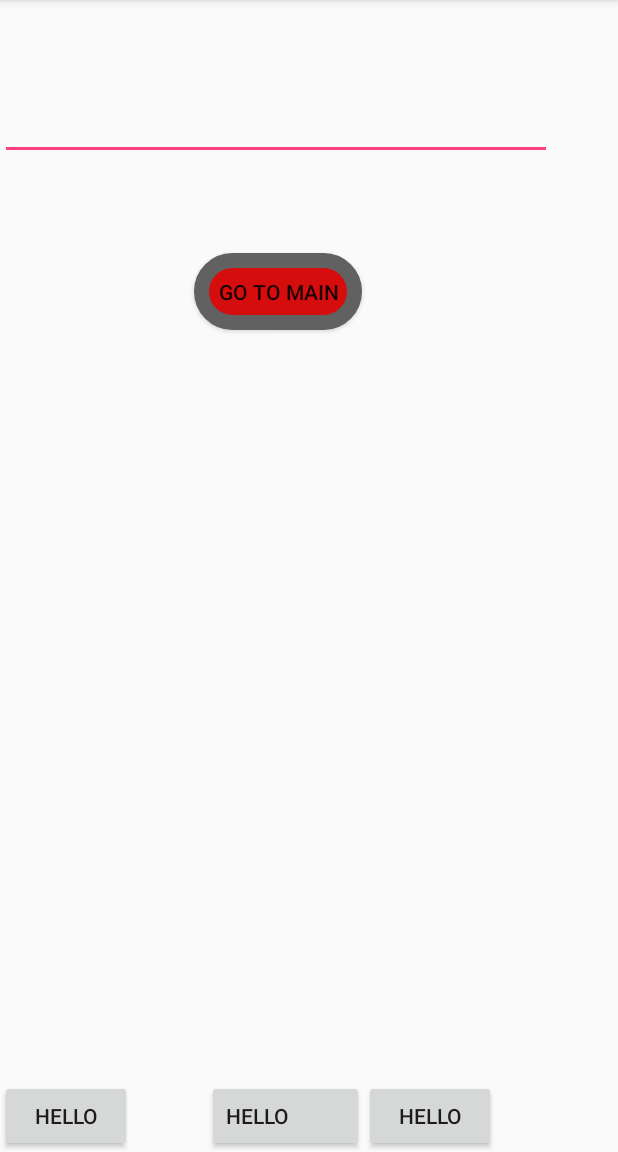
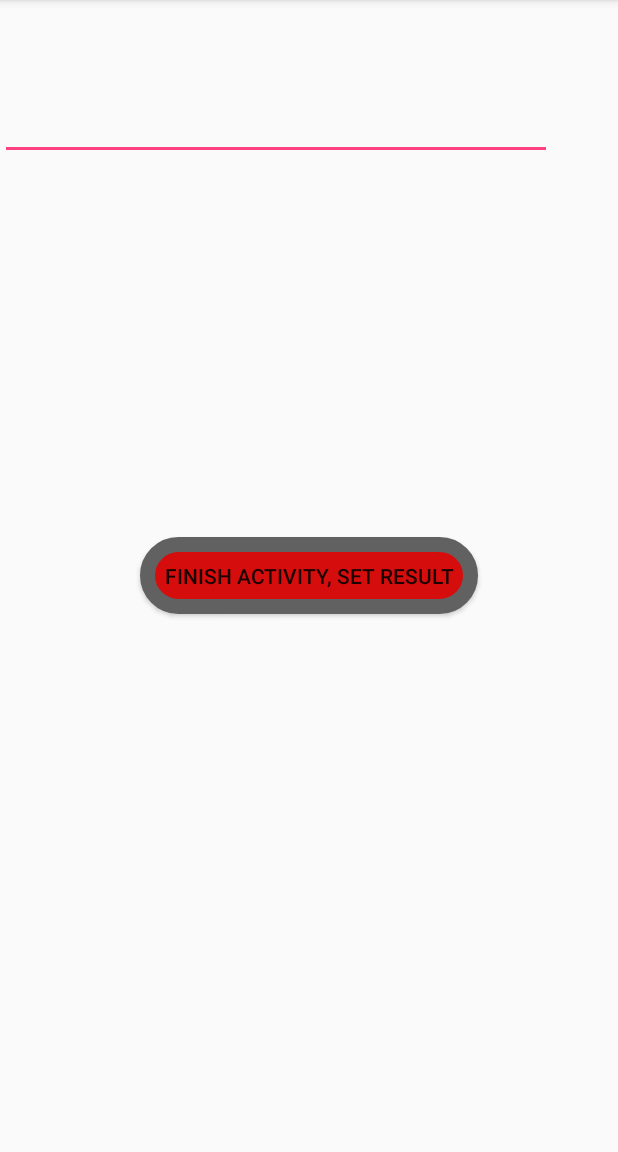
Before and after one commit to Art-999/IntentFoResultExample1, an Android app: the SecondActivity screen opened directly, with no data from a screen before it, on a phone screen of 412 x 824 dp, the part 84-1236 px from its top. Run offline under Robolectric (Android 15) with nearby library versions, the phone set to English and light mode, and no system bars.

Commit message:
some manual changes

```diff
--- a/app/build.gradle
+++ b/app/build.gradle
@@ -2,7 +2,7 @@ apply plugin: 'com.android.application'
 
 android {
     compileSdkVersion 26
-    buildToolsVersion "26.0.0"
+    buildToolsVersion '27.0.3'
     defaultConfig {
         applicationId "com.example.arturmusayelyan.intentforesultexample1"
         minSdkVersion 22
--- a/app/src/main/AndroidManifest.xml
+++ b/app/src/main/AndroidManifest.xml
@@ -9,14 +9,14 @@
         android:roundIcon="@mipmap/ic_launcher_round"
         android:supportsRtl="true"
         android:theme="@style/AppTheme">
-        <activity android:name=".MainActivity">
+        <activity android:name=".FirstActivity">
             <intent-filter>
                 <action android:name="android.intent.action.MAIN" />
 
                 <category android:name="android.intent.category.LAUNCHER" />
             </intent-filter>
         </activity>
-        <activity android:name=".B"></activity>
+        <activity android:name=".SecondActivity"></activity>
     </application>
 
 </manifest>
--- a/app/src/main/java/com/example/arturmusayelyan/intentforesultexample1/B.java
+++ b/app/src/main/java/com/example/arturmusayelyan/intentforesultexample1/SecondActivity.java
@@ -6,22 +6,22 @@ import android.os.Bundle;
 import android.view.View;
 import android.widget.EditText;
 
-public class B extends AppCompatActivity {
+public class SecondActivity extends AppCompatActivity {
     private EditText editText;
 
     @Override
     protected void onCreate(Bundle savedInstanceState) {
         super.onCreate(savedInstanceState);
-        setContentView(R.layout.activity_b);
+        setContentView(R.layout.activity_second);
         editText = (EditText) findViewById(R.id.editText);
     }
 
 
     public void onClick(View view) {
-        //Intent intent=new Intent(getApplicationContext(),MainActivity.class);
+        //Intent intent=new Intent(getApplicationContext(),FirstActivity.class);
         Intent intent = getIntent();
         String message = editText.getText().toString();
-        intent.putExtra("Kay", message);
+        intent.putExtra(FirstActivity.KAY_1, message);
         setResult(RESULT_OK, intent);
         finish();
     }
--- a/app/src/main/res/layout/activity_b.xml
+++ /dev/null
@@ -1,63 +0,0 @@
-<?xml version="1.0" encoding="utf-8"?>
-<RelativeLayout xmlns:android="http://schemas.android.com/apk/res/android"
-    xmlns:app="http://schemas.android.com/apk/res-auto"
-    xmlns:tools="http://schemas.android.com/tools"
-    android:layout_width="match_parent"
-    android:layout_height="match_parent"
-    tools:context="com.example.arturmusayelyan.intentforesultexample1.B">
-
-    <Button
-        android:id="@+id/buttonGoToMain"
-        android:layout_width="wrap_content"
-        android:layout_height="wrap_content"
-        android:layout_alignParentStart="true"
-        android:layout_below="@+id/editText"
-        android:layout_marginStart="129dp"
-        android:layout_marginTop="62dp"
-        android:background="@drawable/shape_circle"
-        android:onClick="onClick"
-        android:padding="16dp"
-        android:text="go to main"
-        tools:layout_editor_absoluteX="140dp"
-        tools:layout_editor_absoluteY="140dp" />
-
-    <EditText
-        android:id="@+id/editText"
-        android:layout_width="368dp"
-        android:layout_height="wrap_content"
-        android:layout_alignParentStart="true"
-        android:layout_alignParentTop="true"
-        android:layout_marginTop="61dp"
-        android:ems="10"
-        android:inputType="textPersonName"
-        tools:layout_editor_absoluteX="8dp"
-        tools:layout_editor_absoluteY="62dp" />
-
-
-    <LinearLayout
-        android:layout_width="match_parent"
-        android:layout_height="wrap_content"
-        android:layout_alignParentBottom="true"
-        android:orientation="horizontal">
-
-        <Button
-            android:layout_marginRight="50dp"
-            android:text="Hello"
-            android:layout_width="wrap_content"
-            android:layout_height="wrap_content" />
-
-        <Button
-            android:paddingRight="50dp"
-            android:id="@+id/button"
-            android:layout_width="wrap_content"
-            android:layout_height="wrap_content"
-            android:text="Hello" />
-
-
-        <Button
-            android:text="Hello"
-            android:layout_width="wrap_content"
-            android:layout_height="wrap_content" />
-    </LinearLayout>
-
-</RelativeLayout>
--- /dev/null
+++ b/app/src/main/res/layout/activity_second.xml
@@ -0,0 +1,33 @@
+<?xml version="1.0" encoding="utf-8"?>
+<RelativeLayout xmlns:android="http://schemas.android.com/apk/res/android"
+    xmlns:app="http://schemas.android.com/apk/res-auto"
+    xmlns:tools="http://schemas.android.com/tools"
+    android:layout_width="match_parent"
+    android:layout_height="match_parent"
+    tools:context="com.example.arturmusayelyan.intentforesultexample1.SecondActivity">
+
+    <Button
+        android:id="@+id/buttonGoToMain"
+        android:layout_width="wrap_content"
+        android:layout_height="wrap_content"
+        android:layout_centerInParent="true"
+        android:background="@drawable/shape_circle"
+        android:onClick="onClick"
+        android:padding="16dp"
+        android:text="finish activity, set result"
+         />
+
+    <EditText
+        android:id="@+id/editText"
+        android:layout_width="368dp"
+        android:layout_height="wrap_content"
+        android:layout_alignParentStart="true"
+        android:layout_alignParentTop="true"
+        android:layout_marginTop="61dp"
+        android:ems="10"
+        android:inputType="textPersonName"
+         />
+
+
+
+</RelativeLayout>
```
Also changed, not shown: app/src/main/java/com/example/arturmusayelyan/intentforesultexample1/FirstActivity.java (renamed from app/src/main/java/com/example/arturmusayelyan/intentforesultexample1/MainActivity.java, +7 -8 lines), app/src/main/res/layout/activity_first.xml (renamed from app/src/main/res/layout/activity_main.xml, +9 -12 lines).
